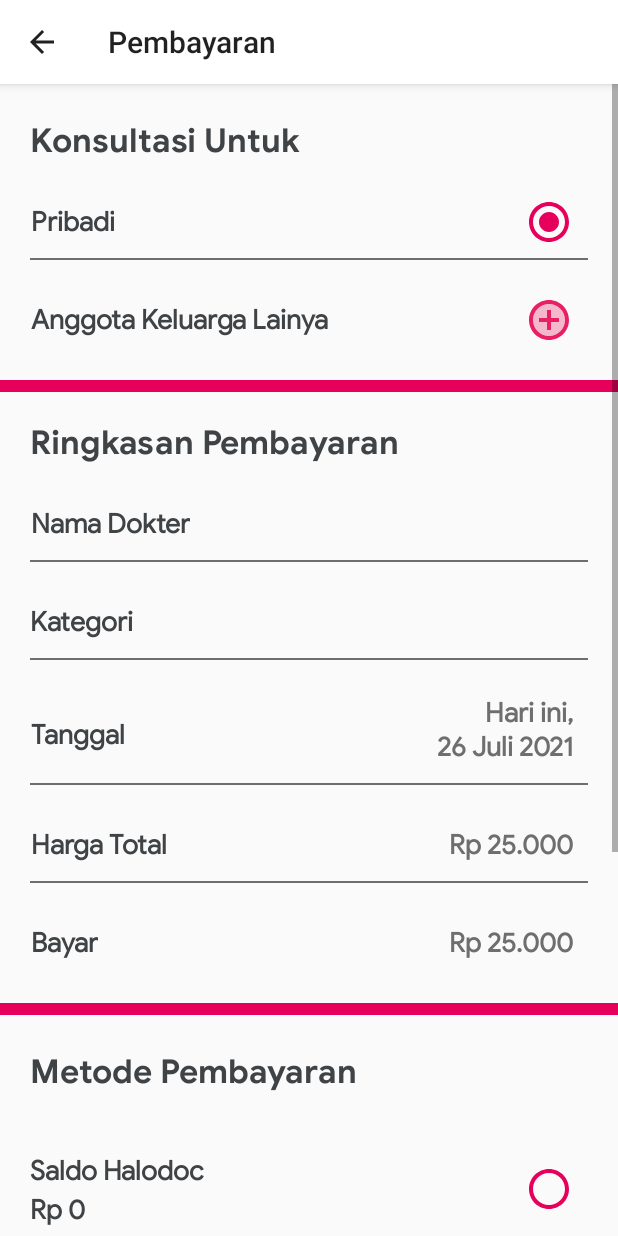
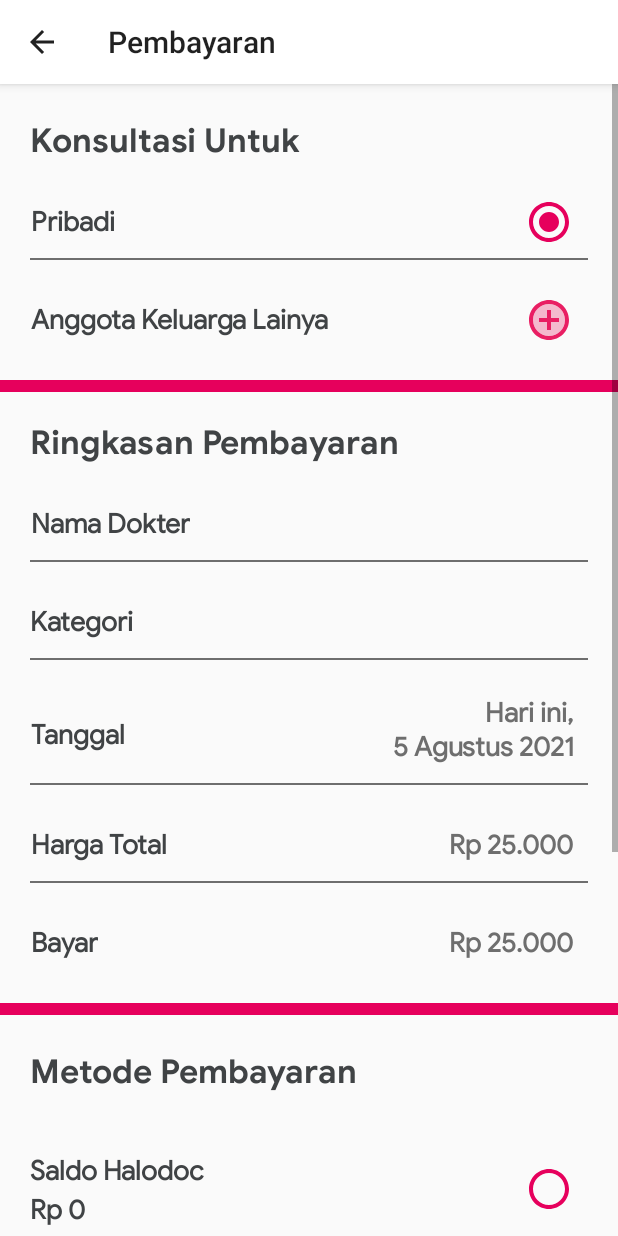
Before and after one commit to arsikecipta/AppsHalodoc, an Android app: the Pembayaran_dokter screen opened directly, with no data from a screen before it, on a phone screen of 412 x 824 dp. Run offline under Robolectric (Android 15) with nearby library versions, the phone set to English and light mode, and no system bars; 2 statements that could not run were skipped.

Commit message:
Updated pembayaran dokter (final)

```diff
--- a/app/src/main/res/layout/activity_pembayaran_dokter.xml
+++ b/app/src/main/res/layout/activity_pembayaran_dokter.xml
@@ -246,7 +246,7 @@
                         android:layout_marginRight="30dp"
                         android:fontFamily="@font/googlesansregular"
                         android:textAlignment="viewEnd"
-                        android:text="Hari ini,\n 26 Juli 2021"
+                        android:text="Hari ini,\n 5 Agustus 2021"
                         android:textColor="@color/deskripsi"
                         android:textSize="18sp"
                         android:textStyle="bold"
```
